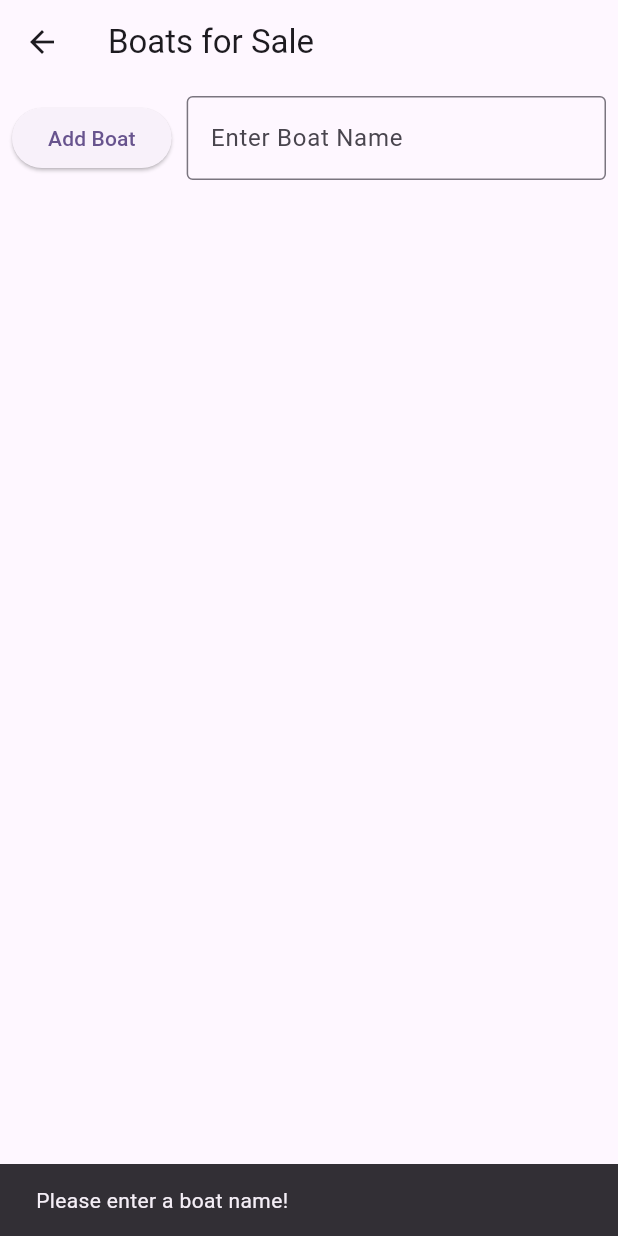
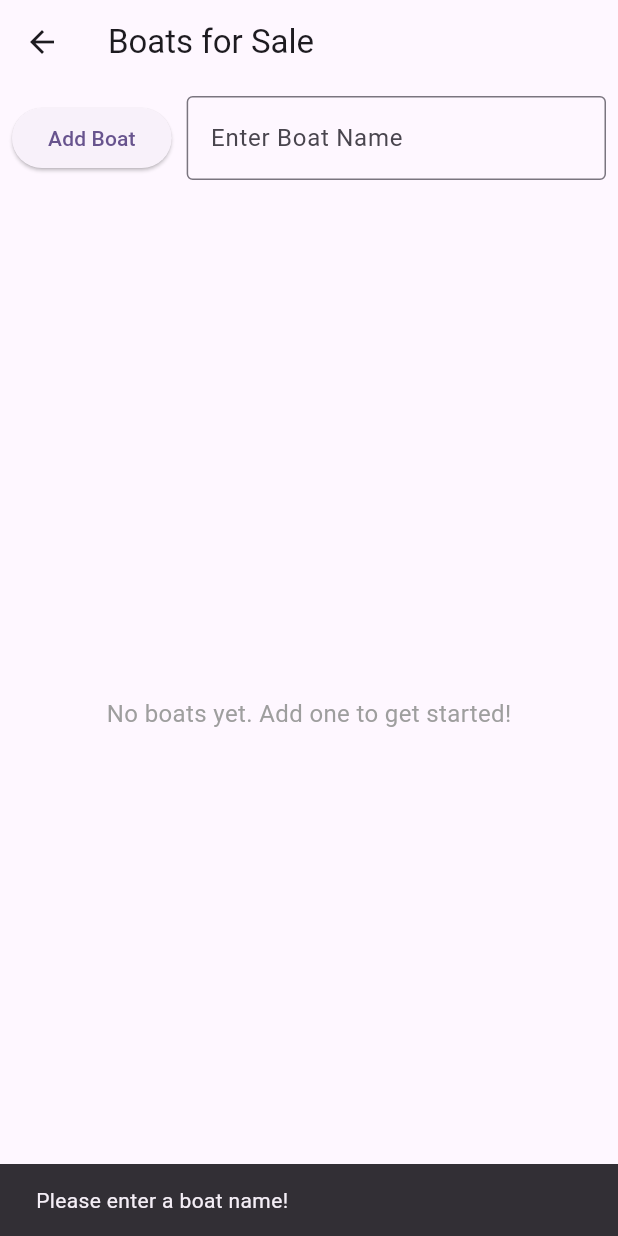
Before and after one commit to Ema-louna/test_github_flutter, a Flutter app: the BoatMain screen opened directly, after a tap on "Add Boat", on a phone screen of 412 x 824 dp. Run offline on Flutter 3.47's test engine with Material 3 defaults, Android fonts, the phone set to English and light mode, and no system bars; our stand-ins replace floor, shared_preferences, sqflite, sqflite_common_ffi, sqflite_common_ffi_web; accounts and stored records are empty; generated files the repository leaves out were written again.

Commit message:
Step 3: Added Boat database using Floor under lib (persistent ListView)

```diff
--- /dev/null
+++ b/lib/app_database.dart
@@ -0,0 +1,17 @@
+import 'dart:async';
+import 'package:floor/floor.dart';
+import 'package:sqflite/sqflite.dart' as sqflite;
+
+import 'boat_item.dart';
+import 'boat_item_dao.dart';
+
+part 'app_database.g.dart';
+
+@Database(version: 1, entities: [BoatItem])
+abstract class AppDatabase extends FloorDatabase {
+  BoatItemDao get boatItemDao;
+}
+
+Future<AppDatabase> buildDb() async {
+  return await $FloorAppDatabase.databaseBuilder('boat_items.db').build();
+}
--- /dev/null
+++ b/lib/boat_item.dart
@@ -0,0 +1,11 @@
+import 'package:floor/floor.dart';
+
+@Entity(tableName: 'BoatItem')
+class BoatItem {
+  @PrimaryKey(autoGenerate: true)
+  final int? id;
+
+  final String name;
+
+  const BoatItem({this.id, required this.name});
+}
--- /dev/null
+++ b/lib/boat_item_dao.dart
@@ -0,0 +1,14 @@
+import 'package:floor/floor.dart';
+import 'boat_item.dart';
+
+@dao
+abstract class BoatItemDao {
+  @Query('SELECT * FROM BoatItem ORDER BY id DESC')
+  Future<List<BoatItem>> findAll();
+
+  @insert
+  Future<int> insertItem(BoatItem item);
+
+  @Query('DELETE FROM BoatItem WHERE id = :id')
+  Future<void> deleteById(int id);
+}
--- a/lib/boat_main.dart
+++ b/lib/boat_main.dart
@@ -1,4 +1,11 @@
 import 'package:flutter/material.dart';
+import 'package:flutter/foundation.dart' show kIsWeb;
+import 'package:sqflite/sqflite.dart' as sqflite;
+import 'package:sqflite_common_ffi_web/sqflite_ffi_web.dart' show databaseFactoryFfiWeb;
+
+import 'boat_item.dart';
+import 'boat_item_dao.dart';
+import 'app_database.dart';
 
 class BoatMain extends StatefulWidget {
   const BoatMain({super.key});
@@ -8,49 +15,110 @@ class BoatMain extends StatefulWidget {
 }
 
 class _BoatMainState extends State<BoatMain> {
-  // list that stores user-inserted boats
-  final List<String> boats = [];
+  AppDatabase? _db;
+  BoatItemDao? _dao;
 
-  // text controller for input field
+  List<BoatItem> boats = [];
   final TextEditingController _controller = TextEditingController();
+  bool _loading = true;
+
+  @override
+  void initState() {
+    super.initState();
+    _initDbAndLoad();
+  }
+
+  Future<void> _initDbAndLoad() async {
+    try {
+      if (kIsWeb) {
+        sqflite.databaseFactory = databaseFactoryFfiWeb;
+      }
+
+      _db = await buildDb();
+      _dao = _db!.boatItemDao;
+
+      final items = await _dao!.findAll();
+      if (!mounted) return;
+      setState(() {
+        boats = items;
+        _loading = false;
+      });
+    } catch (e) {
+      if (!mounted) return;
+      setState(() => _loading = false);
+      ScaffoldMessenger.of(context)
+          .showSnackBar(SnackBar(content: Text('DB error: $e')));
+    }
+  }
+
+  Future<void> _addBoat() async {
+    final text = _controller.text.trim();
+    if (text.isEmpty) {
+      ScaffoldMessenger.of(context)
+          .showSnackBar(const SnackBar(content: Text('Please enter a boat name!')));
+      return;
+    }
+
+    if (_dao == null) {
+      ScaffoldMessenger.of(context)
+          .showSnackBar(const SnackBar(content: Text('Database not ready yet!')));
+      return;
+    }
+
+    await _dao!.insertItem(BoatItem(name: text));
+    _controller.clear();
+
+    final items = await _dao!.findAll();
+    if (!mounted) return;
+    setState(() => boats = items);
+
+    ScaffoldMessenger.of(context)
+        .showSnackBar(SnackBar(content: Text('Boat added! Total: ${boats.length}')));
+  }
+
+  Future<void> _deleteBoat(int index) async {
+    if (_dao == null) return;
+    final item = boats[index];
+    if (item.id != null) {
+      await _dao!.deleteById(item.id!);
+    }
+    final items = await _dao!.findAll();
+    if (!mounted) return;
+    setState(() => boats = items);
+
+    ScaffoldMessenger.of(context)
+        .showSnackBar(SnackBar(content: Text('Deleted "${item.name}"')));
+  }
 
   @override
   Widget build(BuildContext context) {
+    if (_loading) {
+      return Scaffold(
+        appBar: AppBar(title: const Text('Boats for Sale')),
+        body: const Center(
+          child: Column(
+            mainAxisAlignment: MainAxisAlignment.center,
+            children: [CircularProgressIndicator(), SizedBox(height: 10), Text('Loading Database...')],
+          ),
+        ),
+      );
+    }
+
     return Scaffold(
       appBar: AppBar(title: const Text('Boats for Sale')),
-      body: ListPage(), // all list-related code in one function (per course guide)
+      body: ListPage(),
     );
   }
 
-  // ----------------- ListPage() -----------------
   Widget ListPage() {
     return Column(
       children: [
-        // Row with Add button + TextField
         Padding(
           padding: const EdgeInsets.all(8.0),
           child: Row(
             mainAxisAlignment: MainAxisAlignment.spaceBetween,
             children: [
-              ElevatedButton(
-                onPressed: () {
-                  final text = _controller.text.trim();
-                  if (text.isEmpty) {
-                    ScaffoldMessenger.of(context).showSnackBar(
-                      const SnackBar(content: Text('Please enter a boat name!')),
-                    );
-                    return;
-                  }
-                  setState(() {
-                    boats.add(text);
-                    _controller.clear();
-                  });
-                  ScaffoldMessenger.of(context).showSnackBar(
-                    SnackBar(content: Text('Boat added! Total: ${boats.length}')),
-                  );
-                },
-                child: const Text('Add Boat'),
-              ),
+              ElevatedButton(onPressed: _addBoat, child: const Text('Add Boat')),
               const SizedBox(width: 10),
               Expanded(
                 child: TextField(
@@ -59,38 +127,24 @@ class _BoatMainState extends State<BoatMain> {
                     labelText: 'Enter Boat Name',
                     border: OutlineInputBorder(),
                   ),
-                  onSubmitted: (_) {
-                    final text = _controller.text.trim();
-                    if (text.isEmpty) return;
-                    setState(() {
-                      boats.add(text);
-                      _controller.clear();
-                    });
-                    ScaffoldMessenger.of(context).showSnackBar(
-                      SnackBar(content: Text('Boat added! Total: ${boats.length}')),
-                    );
-                  },
+                  onSubmitted: (_) => _addBoat(),
                 ),
               ),
             ],
           ),
         ),
-
-        // Expanded ListView builder
         Expanded(
-          child: ListView.builder(
+          child: boats.isEmpty
+              ? const Center(
+            child: Text('No boats yet. Add one to get started!',
+                style: TextStyle(fontSize: 16, color: Colors.grey)),
+          )
+              : ListView.builder(
             itemCount: boats.length,
             itemBuilder: (context, index) {
-              final boat = boats[index];
+              final item = boats[index];
               return GestureDetector(
-                onTap: () {
-                  setState(() {
-                    boats.removeAt(index);
-                  });
-                  ScaffoldMessenger.of(context).showSnackBar(
-                    SnackBar(content: Text('Removed "$boat"')),
-                  );
-                },
+                onTap: () => _deleteBoat(index),
                 child: Padding(
                   padding:
                   const EdgeInsets.symmetric(horizontal: 8.0, vertical: 4.0),
@@ -98,7 +152,7 @@ class _BoatMainState extends State<BoatMain> {
                     mainAxisAlignment: MainAxisAlignment.spaceBetween,
                     children: [
                       Text('Row ${index + 1}'),
-                      Text(boat),
+                      Text(item.name),
                     ],
                   ),
                 ),
```
Also changed, not shown: pubspec.yaml (+6 -4 lines), pubspec.lock.
